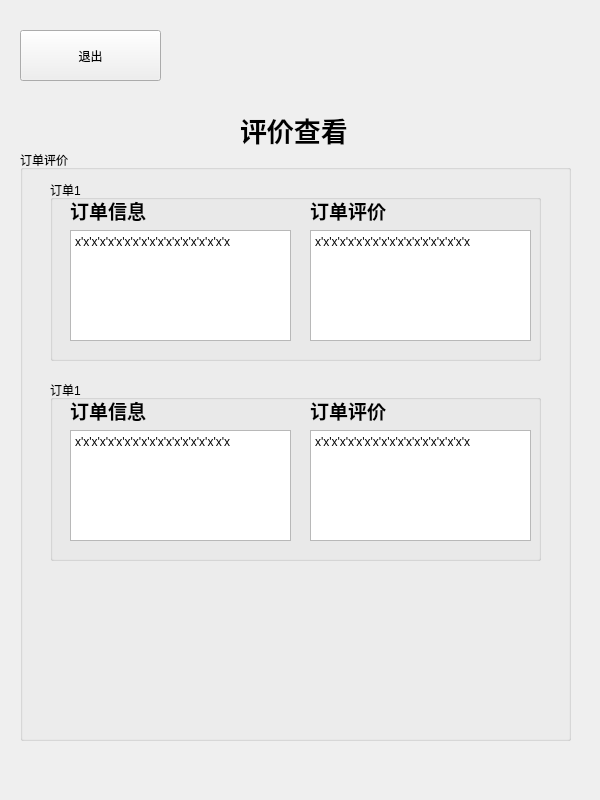
Qt form rider/order_review.ui (chichuxwx/Food-delivery-platform) before a commit.
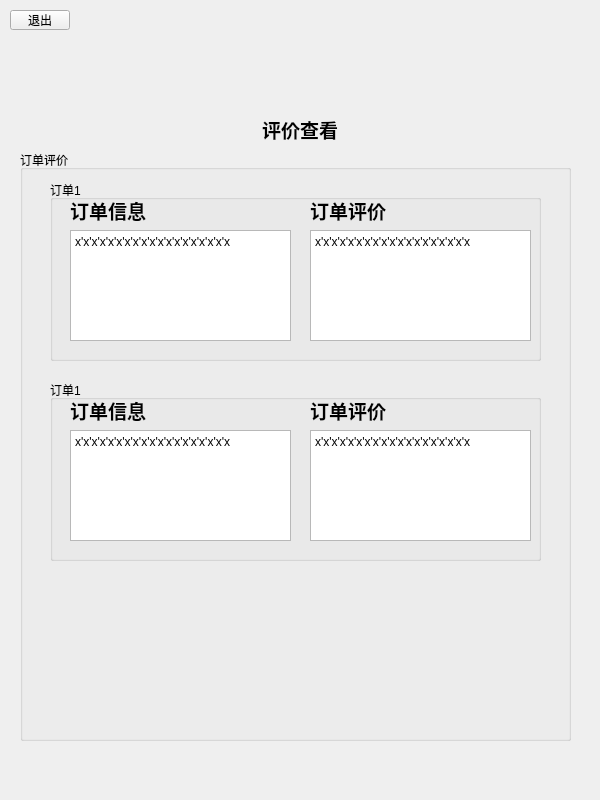
The same form after that commit.

The edit to the form file:
```diff
--- a/rider/order_review.ui
+++ b/rider/order_review.ui
@@ -22,12 +22,24 @@
   <widget class="QPushButton" name="pushButton">
    <property name="geometry">
     <rect>
-     <x>20</x>
-     <y>30</y>
-     <width>141</width>
-     <height>51</height>
+     <x>10</x>
+     <y>10</y>
+     <width>60</width>
+     <height>20</height>
     </rect>
    </property>
+   <property name="minimumSize">
+    <size>
+     <width>60</width>
+     <height>20</height>
+    </size>
+   </property>
+   <property name="maximumSize">
+    <size>
+     <width>60</width>
+     <height>20</height>
+    </size>
+   </property>
    <property name="text">
     <string>退出</string>
    </property>
@@ -35,14 +47,32 @@
   <widget class="QLabel" name="label">
    <property name="geometry">
     <rect>
-     <x>240</x>
+     <x>245</x>
      <y>100</y>
-     <width>111</width>
-     <height>61</height>
+     <width>110</width>
+     <height>60</height>
     </rect>
    </property>
+   <property name="minimumSize">
+    <size>
+     <width>110</width>
+     <height>60</height>
+    </size>
+   </property>
+   <property name="maximumSize">
+    <size>
+     <width>110</width>
+     <height>60</height>
+    </size>
+   </property>
+   <property name="font">
+    <font>
+     <pointsize>14</pointsize>
+     <bold>true</bold>
+    </font>
+   </property>
    <property name="text">
-    <string>&lt;html&gt;&lt;head/&gt;&lt;body&gt;&lt;p&gt;&lt;span style=&quot; font-size:20pt; font-weight:700;&quot;&gt;评价查看&lt;/span&gt;&lt;/p&gt;&lt;/body&gt;&lt;/html&gt;</string>
+    <string>&lt;html&gt;&lt;head/&gt;&lt;body&gt;&lt;p align=&quot;center&quot;&gt;评价查看&lt;/p&gt;&lt;/body&gt;&lt;/html&gt;</string>
    </property>
   </widget>
   <widget class="QGroupBox" name="groupBox">
```
